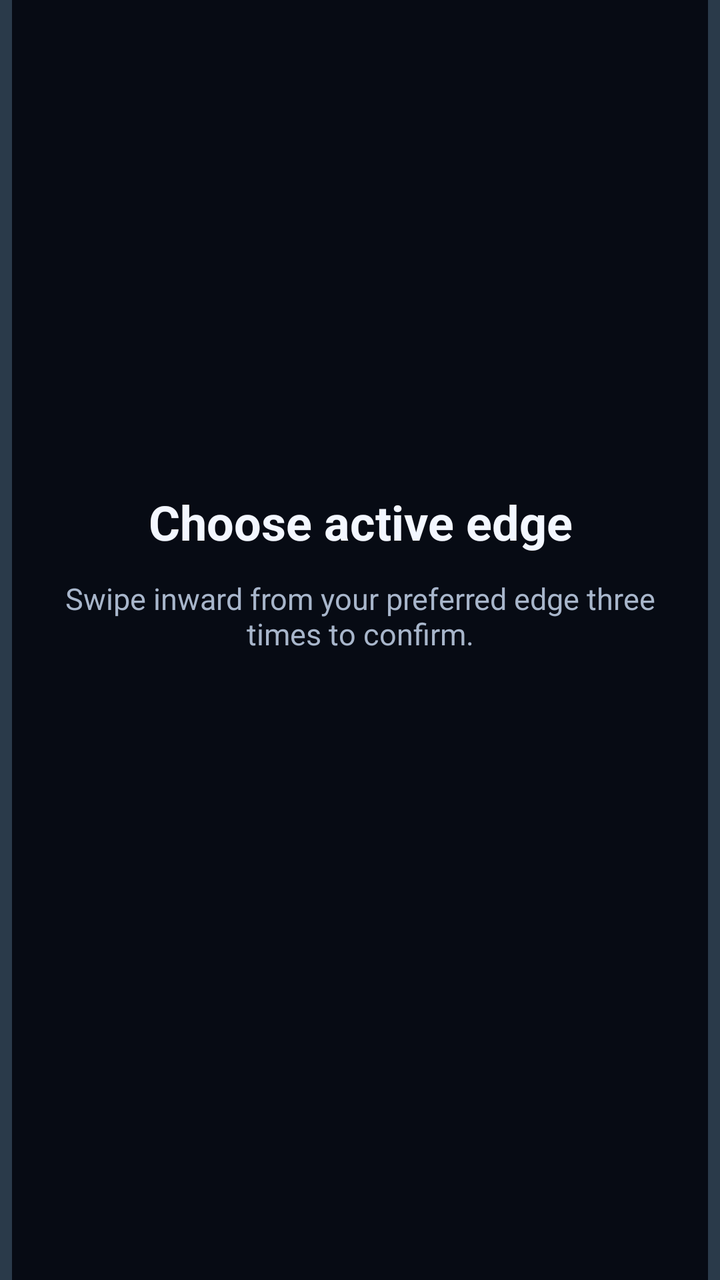
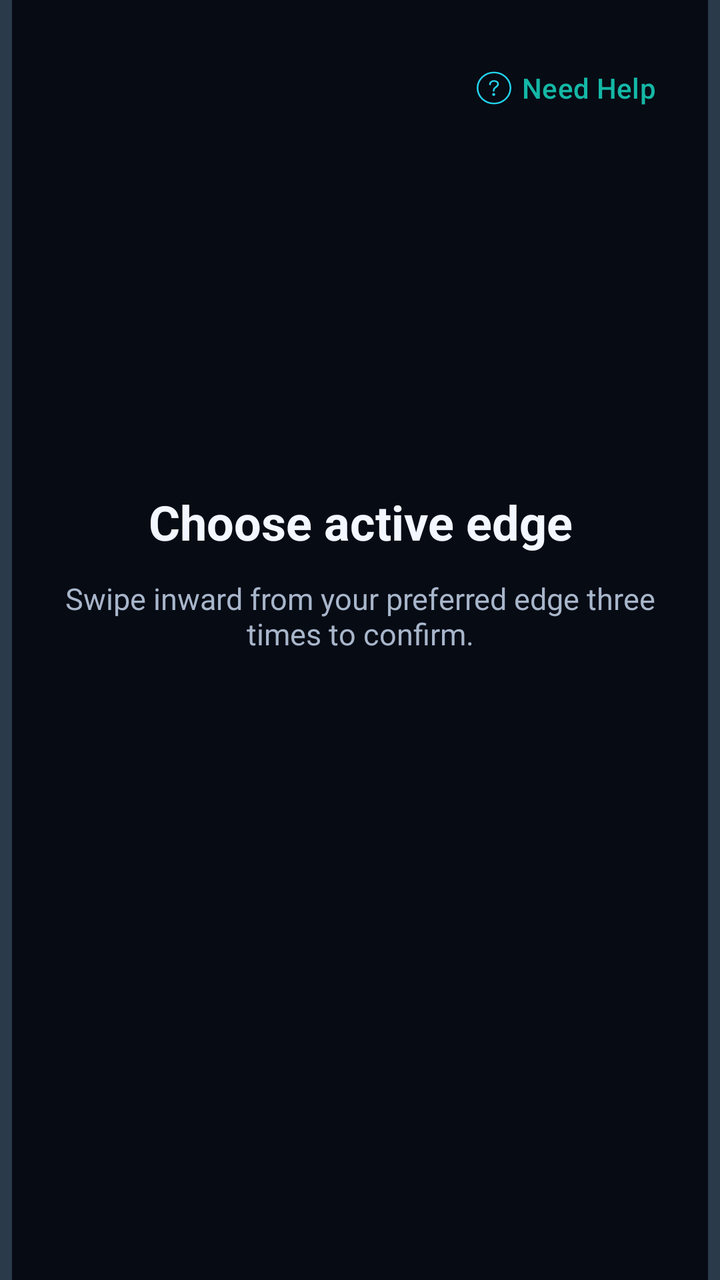

An Android layout rendered at two revisions. The XML below is the earlier revision; the diff shows what the commit changed to produce the second picture.
<!-- AndroidManifest.xml: application theme Theme.DhwaniControl -->
<!-- res/layout/activity_edge_swipe_setup.xml -->
<?xml version="1.0" encoding="utf-8"?>
<FrameLayout xmlns:android="http://schemas.android.com/apk/res/android"
    android:id="@+id/setupRoot"
    android:layout_width="match_parent"
    android:layout_height="match_parent"
    android:background="@color/colorBackground">

    <View
        android:id="@+id/leftEdgeStrip"
        android:layout_width="6dp"
        android:layout_height="match_parent"
        android:layout_gravity="start"
        android:background="@color/edgeInactive" />

    <View
        android:id="@+id/rightEdgeStrip"
        android:layout_width="6dp"
        android:layout_height="match_parent"
        android:layout_gravity="end"
        android:background="@color/edgeInactive" />

    <LinearLayout
        android:id="@+id/setupInfoContainer"
        android:layout_width="match_parent"
        android:layout_height="wrap_content"
        android:layout_gravity="center"
        android:gravity="center"
        android:orientation="vertical"
        android:paddingStart="24dp"
        android:paddingEnd="24dp">

        <TextView
            android:id="@+id/setupTitleText"
            android:layout_width="match_parent"
            android:layout_height="wrap_content"
            android:gravity="center"
            android:text="@string/edge_setup_title"
            android:textColor="@color/colorTextPrimary"
            android:textSize="24sp"
            android:textStyle="bold" />

        <TextView
            android:id="@+id/setupBodyText"
            android:layout_width="match_parent"
            android:layout_height="wrap_content"
            android:layout_marginTop="12dp"
            android:gravity="center"
            android:text="@string/edge_setup_body"
            android:textColor="@color/colorTextSecondary"
            android:textSize="15sp" />

        <TextView
            android:id="@+id/swipeCounterText"
            android:layout_width="wrap_content"
            android:layout_height="wrap_content"
            android:layout_marginTop="24dp"
            android:paddingStart="16dp"
            android:paddingTop="10dp"
            android:paddingEnd="16dp"
            android:paddingBottom="10dp"
            android:textColor="@color/colorAccent"
            android:textSize="18sp"
            android:textStyle="bold" />
    </LinearLayout>

    <View
        android:id="@+id/gestureSurface"
        android:layout_width="match_parent"
        android:layout_height="match_parent"
        android:background="@android:color/transparent" />

</FrameLayout>
<!-- resources referenced by this layout -->
<resources>
  <color name="colorAccent">#22D3EE</color>
  <color name="colorBackground">#070B14</color>
  <color name="colorTextPrimary">#F3F7FF</color>
  <color name="colorTextSecondary">#A8B6CB</color>
  <color name="edgeInactive">#2A3A4A</color>
  <string name="edge_setup_body">Swipe inward from your preferred edge three times to confirm.</string>
  <string name="edge_setup_title">Choose active edge</string>
  <style name="Theme.DhwaniControl" parent="Theme.Material3.DayNight.NoActionBar">
          
          <item name="colorPrimary">@color/colorPrimary</item>
          <item name="colorOnPrimary">@color/colorTextPrimary</item>
          <item name="colorSecondary">@color/colorAccent</item>
          <item name="colorOnSecondary">@color/colorBackground</item>
          <item name="colorSurface">@color/colorSurface</item>
          <item name="colorOnSurface">@color/colorTextPrimary</item>
          <item name="colorSurfaceVariant">@color/colorSurfaceVariant</item>
          <item name="colorOnSurfaceVariant">@color/colorTextSecondary</item>
          <item name="colorError">@color/colorWarning</item>
          <item name="colorOnError">@color/colorBackground</item>
          <item name="colorOutline">@color/colorSurfaceVariant</item>
  
          
          <item name="android:statusBarColor">@color/colorBackground</item>
          <item name="android:navigationBarColor">@color/colorBackground</item>
          <item name="android:windowBackground">@color/colorBackground</item>
          <item name="android:windowLightStatusBar">false</item>
          <item name="android:windowLightNavigationBar">false</item>
      </style>
  <color name="colorPrimary">#14B8A6</color>
  <color name="colorSurface">#111A2A</color>
  <color name="colorSurfaceVariant">#233247</color>
  <color name="colorWarning">#F59E0B</color>
</resources>

<!-- the commit's change to res/layout/activity_edge_swipe_setup.xml (unified diff, before → after) -->
@@ -1,5 +1,6 @@
 <?xml version="1.0" encoding="utf-8"?>
 <FrameLayout xmlns:android="http://schemas.android.com/apk/res/android"
+    xmlns:app="http://schemas.android.com/apk/res-auto"
     android:id="@+id/setupRoot"
     android:layout_width="match_parent"
     android:layout_height="match_parent"
@@ -18,6 +19,19 @@
         android:layout_height="match_parent"
         android:layout_gravity="end"
         android:background="@color/edgeInactive" />
+
+    <com.google.android.material.button.MaterialButton
+        android:id="@+id/helpButton"
+        style="@style/Widget.Material3.Button.TextButton"
+        android:layout_width="wrap_content"
+        android:layout_height="wrap_content"
+        android:layout_gravity="top|end"
+        android:layout_marginTop="20dp"
+        android:layout_marginEnd="20dp"
+        android:text="@string/home_need_help"
+        app:icon="@drawable/ic_help_placeholder"
+        app:iconSize="20dp"
+        app:iconTint="@color/colorAccent" />
 
     <LinearLayout
         android:id="@+id/setupInfoContainer"
<!-- resource entries referenced after the edit -->
@@ -5,8 +5,21 @@
   <color name="colorTextPrimary">#F3F7FF</color>
   <color name="colorTextSecondary">#A8B6CB</color>
   <color name="edgeInactive">#2A3A4A</color>
+  <!-- drawable ic_help_placeholder (drawable) -->
+  <vector xmlns:android="http://schemas.android.com/apk/res/android" xmlns:aapt="http://schemas.android.com/aapt"
+      android:viewportWidth="49.328"
+      android:viewportHeight="52.4"
+      android:width="24dp"
+      android:height="24dp">
+      <path
+          android:pathData="M24.664 47.029c11.451 0 20.818 -9.367 20.818 -20.84 0 -11.451 -9.367 -20.818 -20.818 -20.818S3.846 14.738 3.846 26.189c0 11.473 9.367 20.84 20.818 20.84Zm0 -1.053c-10.893 0 -19.766 -8.873 -19.766 -19.787 0 -10.893 8.873 -19.766 19.766 -19.766 10.914 0 19.766 8.873 19.766 19.766 0 10.914 -8.852 19.787 -19.766 19.787Zm-0.344 -15.533c0.301 0 0.516 -0.236 0.516 -0.58v-0.817c0 -1.396 0.58 -2.212 2.342 -3.437 2.277 -1.568 3.05 -2.814 3.05 -4.727 0 -2.513 -2.255 -4.425 -5.5 -4.425 -3.265 0 -5.35 2.02 -5.585 4.297a8 8 0 0 0 -0.043 0.751c0 0.344 0.236 0.56 0.558 0.56 0.344 0 0.559 -0.216 0.559 -0.56 0.172 -2.19 1.783 -4.017 4.447 -4.017 2.729 0 4.447 1.46 4.447 3.48 0 1.483 -0.709 2.471 -2.857 3.953 -1.848 1.29 -2.492 2.385 -2.492 4.061v0.88c0 0.345 0.236 0.581 0.558 0.581Zm-0.043 5.586c0.774 0 1.354 -0.666 1.354 -1.354 0 -0.73 -0.58 -1.353 -1.354 -1.353a1.36 1.36 0 0 0 -1.353 1.353c0 0.688 0.601 1.354 1.353 1.354Z"
+          android:fillColor="#FFFFFFFF"
+          android:strokeColor="#FFFFFFFF"
+          android:strokeWidth="1" />
+  </vector>
   <string name="edge_setup_body">Swipe inward from your preferred edge three times to confirm.</string>
   <string name="edge_setup_title">Choose active edge</string>
+  <string name="home_need_help">Need Help</string>
   <style name="Theme.DhwaniControl" parent="Theme.Material3.DayNight.NoActionBar">
           
           <item name="colorPrimary">@color/colorPrimary</item>
